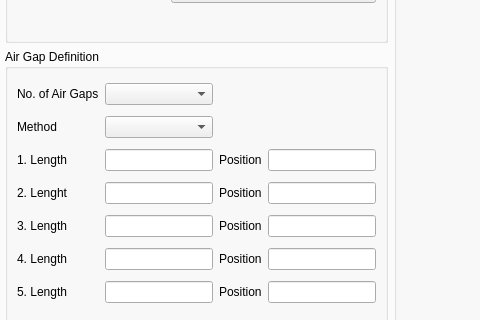
Before: the Qt Designer form gui/femmt_gui.ui in upb-lea/FEM_Magnetics_Toolbox, drawn with Qt 5; both pictures show x 456 to 936 and y 315 to 635 of the 1219 by 980 pixel window.
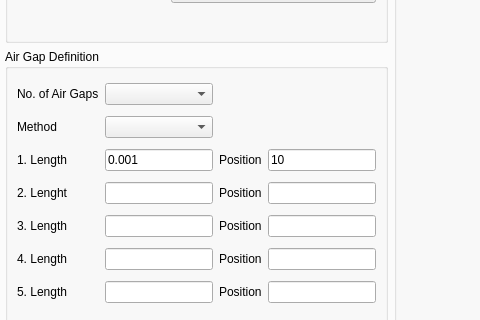
After: the same form once the commit is applied.

Commit message: commented code for pre-visualizing gmsh

The edit to the form file:
```diff
--- a/gui/femmt_gui.ui
+++ b/gui/femmt_gui.ui
@@ -381,7 +381,11 @@
                     </widget>
                    </item>
                    <item row="2" column="3">
-                    <widget class="QLineEdit" name="md_air_gap_1_position_lineEdit"/>
+                    <widget class="QLineEdit" name="md_air_gap_1_position_lineEdit">
+                     <property name="text">
+                      <string>10</string>
+                     </property>
+                    </widget>
                    </item>
                    <item row="2" column="2">
                     <widget class="QLabel" name="md_air_gap_1_position_label">
@@ -428,7 +432,11 @@
                     </widget>
                    </item>
                    <item row="2" column="1">
-                    <widget class="QLineEdit" name="md_air_gap_1_length_lineEdit"/>
+                    <widget class="QLineEdit" name="md_air_gap_1_length_lineEdit">
+                     <property name="text">
+                      <string>0.001</string>
+                     </property>
+                    </widget>
                    </item>
                    <item row="4" column="1">
                     <widget class="QLineEdit" name="md_air_gap_3_length_lineEdit"/>
```
The commit also changes 1 other file.
